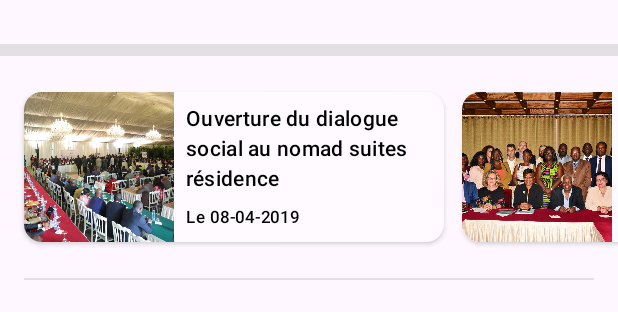
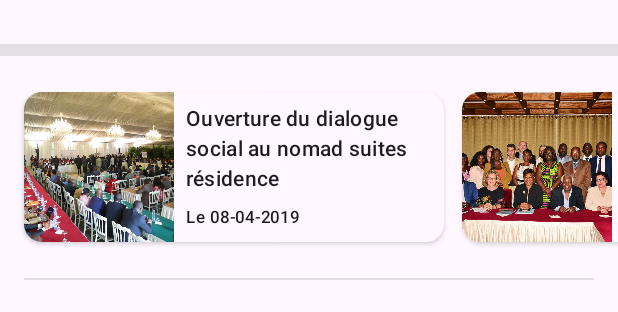
Before and after one commit to MelSardes/Nomad, an Android app built with Jetpack Compose: the @Preview function HomeScreenPreview, on a phone screen of 412 x 824 dp. Shown: the part 400-712 px from the top of the screen. Run offline under Robolectric (Android 15) with nearby library versions, the phone set to English and light mode, and no system bars.

Commit message:
Change NewsItem card container green color

```diff
--- a/app/src/main/java/com/mukite/nomad/ui/HomeScreenContent.kt
+++ b/app/src/main/java/com/mukite/nomad/ui/HomeScreenContent.kt
@@ -443,7 +443,7 @@ fun NewsItem(news: News, modifier: Modifier = Modifier) {
         modifier = modifier.size(280.dp, 100.dp),
         elevation = CardDefaults.cardElevation(2.dp),
         onClick = {},
-        colors = CardDefaults.cardColors(containerColor = MaterialTheme.colorScheme.surface.copy(green = 0.98f))
+        colors = CardDefaults.cardColors(containerColor = MaterialTheme.colorScheme.surface.copy(green = 0.97f))
     ) {
         Row(modifier = Modifier.fillMaxSize()) {
             Box(modifier = Modifier
```
